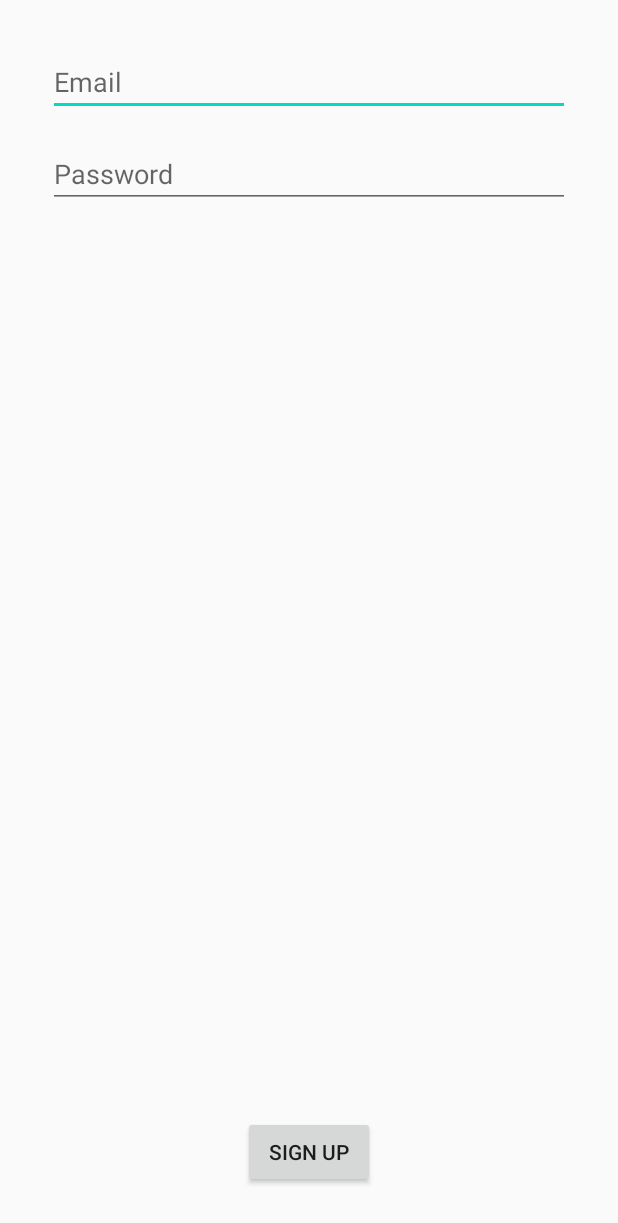
After one commit to navgarg/UI_App, an Android app: the SignupActivity screen opened directly, with no data from a screen before it, on a phone screen of 412 x 824 dp. The commit adds this screen. Shown: the top 1223 px of the screen. Run offline under Robolectric (Android 15) with nearby library versions, the phone set to English and light mode, and no system bars; our stand-ins replace Firebase (no records; nobody signed in at launch, a user with empty details on screens opened directly).

Commit message:
Added signup

```diff
--- a/app/build.gradle
+++ b/app/build.gradle
@@ -32,6 +32,8 @@ dependencies {
     implementation 'com.google.android.material:material:1.2.0'
     implementation 'com.google.android.gms:play-services-maps:17.0.0'
     implementation 'com.google.firebase:firebase-auth:19.3.2'
+    implementation 'androidx.annotation:annotation:1.1.0'
+    implementation 'androidx.lifecycle:lifecycle-extensions:2.2.0'
     testImplementation 'junit:junit:4.12'
     androidTestImplementation 'androidx.test.ext:junit:1.1.1'
     androidTestImplementation 'androidx.test.espresso:espresso-core:3.2.0'
--- /dev/null
+++ b/app/src/main/java/com/example/uiapp/SignupActivity.java
@@ -0,0 +1,56 @@
+package com.example.uiapp;
+
+import androidx.annotation.NonNull;
+import androidx.appcompat.app.AppCompatActivity;
+import android.content.Intent;
+import android.os.Bundle;
+import android.view.View;
+import android.widget.Button;
+import android.widget.EditText;
+import android.widget.Toast;
+import com.google.android.gms.tasks.OnCompleteListener;
+import com.google.android.gms.tasks.Task;
+import com.google.firebase.auth.AuthResult;
+import com.google.firebase.auth.FirebaseAuth;
+
+public class SignupActivity extends AppCompatActivity {
+
+    @Override
+    protected void onCreate(Bundle savedInstanceState) {
+        super.onCreate(savedInstanceState);
+        setContentView(R.layout.activity_signup);
+
+        Button signup = findViewById(R.id.signup);
+
+        final EditText email = findViewById(R.id.email_edit_text);
+        final EditText pass = findViewById(R.id.pass_edit_text);
+
+        signup.setOnClickListener(new View.OnClickListener() {
+            @Override
+            public void onClick(View view) {
+                if(!email.getText().toString().equals("")
+                        & !pass.getText().toString().equals(""))
+                {
+                    final FirebaseAuth auth = FirebaseAuth.getInstance();
+                    auth.createUserWithEmailAndPassword(email.getText().toString(), pass.getText().toString())
+                            .addOnCompleteListener(SignupActivity.this, new OnCompleteListener<AuthResult>() {
+                                @Override
+                                public void onComplete(@NonNull Task<AuthResult> task) {
+                                    if (task.isSuccessful()) {
+                                        Toast.makeText(SignupActivity.this, "Signed up successfully!", Toast.LENGTH_LONG).show();
+                                        startActivity(new Intent(SignupActivity.this, MenuActivity.class));
+                                    } else {
+                                        Toast.makeText(SignupActivity.this, "Authentication failed.",
+                                                Toast.LENGTH_SHORT).show();
+                                    }
+                                }
+                            });
+                }
+
+                else{
+                    Toast.makeText(SignupActivity.this, "Fill all fields", Toast.LENGTH_LONG).show();
+                }
+            }
+        });
+    }
+}
--- /dev/null
+++ b/app/src/main/res/layout/activity_signup.xml
@@ -0,0 +1,44 @@
+<?xml version="1.0" encoding="utf-8"?>
+<RelativeLayout xmlns:android="http://schemas.android.com/apk/res/android"
+    xmlns:app="http://schemas.android.com/apk/res-auto"
+    xmlns:tools="http://schemas.android.com/tools"
+    android:orientation="vertical"
+    android:layout_margin="16dp"
+    android:layout_width="match_parent"
+    android:layout_height="match_parent"
+    tools:context=".SignupActivity">
+
+    <EditText
+        android:id="@+id/email_edit_text"
+        android:layout_width="match_parent"
+        android:layout_height="wrap_content"
+        android:ems="10"
+        android:layout_marginTop="16dp"
+        android:layout_marginLeft="16dp"
+        android:layout_marginRight="16dp"
+        android:hint="Email"
+        android:inputType="textEmailAddress"
+        tools:layout_editor_absoluteX="28dp"
+        tools:layout_editor_absoluteY="39dp" />
+
+    <EditText
+        android:id="@+id/pass_edit_text"
+        android:layout_width="match_parent"
+        android:layout_height="wrap_content"
+        android:ems="10"
+        android:layout_margin="16dp"
+        android:layout_below="@id/email_edit_text"
+        android:hint="Password"
+        android:inputType="textPassword"
+        tools:layout_editor_absoluteX="30dp"
+        tools:layout_editor_absoluteY="104dp" />
+
+    <Button
+        android:id="@+id/signup"
+        android:layout_margin="16dp"
+        android:layout_centerInParent="true"
+        android:layout_alignParentBottom="true"
+        android:layout_width="wrap_content"
+        android:layout_height="wrap_content"
+        android:text="Sign Up"/>
+</RelativeLayout>
--- /dev/null
+++ b/app/src/main/res/values/dimens.xml
@@ -0,0 +1,5 @@
+<resources>
+    <!-- Default screen margins, per the Android Design guidelines. -->
+    <dimen name="activity_horizontal_margin">16dp</dimen>
+    <dimen name="activity_vertical_margin">16dp</dimen>
+</resources>
```
Also changed, not shown: app/src/main/AndroidManifest.xml (+11 -5 lines), app/src/main/java/com/example/uiapp/AWSMobileClient.java (added, +110 -0 lines), app/src/main/java/com/example/uiapp/DDB.java (+17 -8 lines), app/src/main/java/com/example/uiapp/MenuActivity.java (+12 -16 lines), app/src/main/res/layout/activity_login2.xml (added, +76 -0 lines), app/src/main/res/values/strings.xml (+9 -0 lines).
